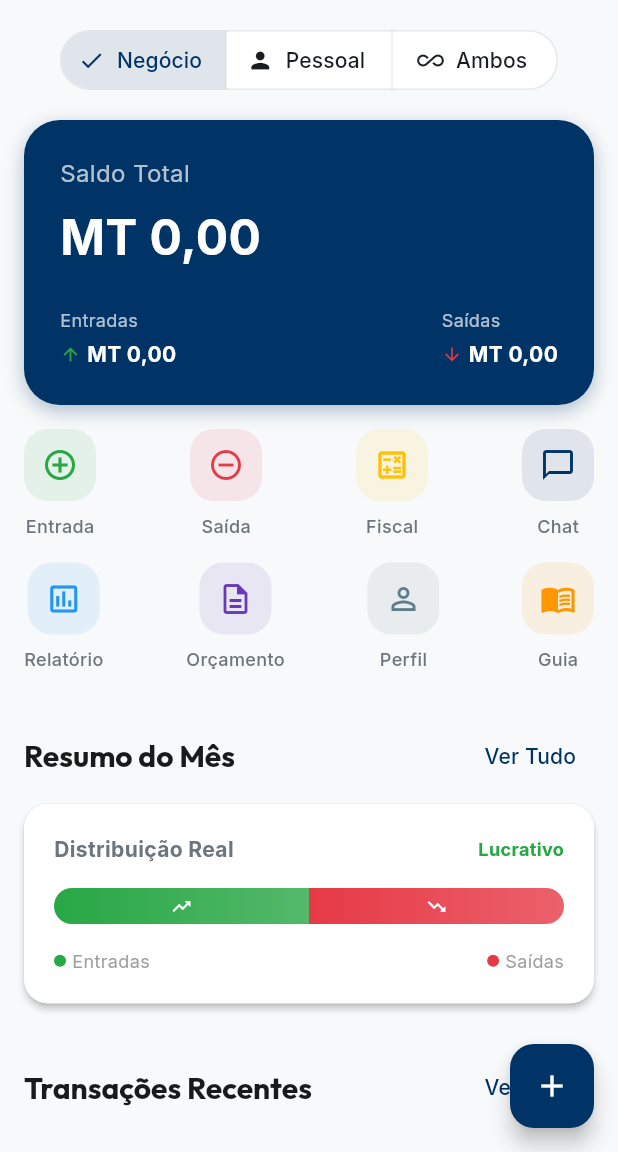
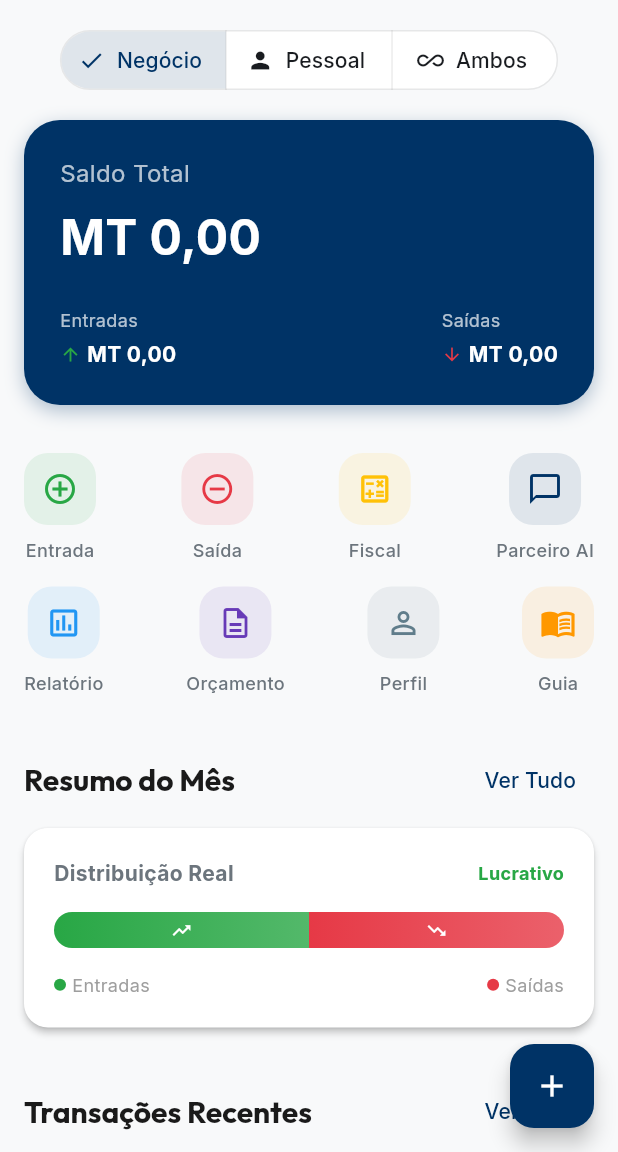
Before and after one commit to iradoweck/conta-facil, a Flutter app: the DashboardScreen screen opened directly, on a phone screen of 412 x 824 dp, the part 84-1236 px from its top. Run offline on Flutter 3.47's test engine with Material 3 defaults, Android fonts, the light colour scheme and no system bars; our stand-ins replace flutter_riverpod, google_fonts, shared_preferences; accounts and stored records are empty.

Commit message:
Acompanhamento de Meta no Dashboard Transformar "FinTech Bot" em "Parceiro AI / Parceiro de Negócios" - Implementei o acompanhamento em tempo real para que tenhas a tua "carteira no bolso" com feedback imediato

```diff
--- a/lib/features/education/domain/models/education_item.dart
+++ b/lib/features/education/domain/models/education_item.dart
@@ -22,27 +22,27 @@ class EducationItem {
 
 final List<EducationItem> mockEducationData = [
   EducationItem(
-    title: 'Desenvolvimento Web',
-    description: 'Como criar sites em Moçambique usando as últimas tecnologias.',
+    title: 'Edmilson: Dev Web Real',
+    description: 'Aprenda a criar sites que vendem em Moçambique, sem complicações técnicas.',
     icon: Icons.code,
     color: Colors.blue,
     category: 'TI',
-    topics: ['HTML & CSS Especial', 'React para Negócios', 'Hospedagem em Moçambique'],
+    topics: ['HTML & CSS para Empreendedores', 'Por que usar React no seu negócio?', 'Hospedagem e Domínios .co.mz'],
   ),
   EducationItem(
-    title: 'Negócios & Gestão',
-    description: 'Estratégias para fazer sua empresa crescer de forma sustentável.',
+    title: 'Mentoria: Gestão de Parceiro',
+    description: 'Como eu organizo os meus negócios e como você pode fazer o mesmo para crescer.',
     icon: Icons.business_center,
     color: Colors.green,
     category: 'Business',
-    topics: ['Primeiro Plano de Negócios', 'Como vender serviços de TI', 'Networking em Maputo'],
+    topics: ['Primeiro Plano de Negócios Prático', 'Vender serviços de TI com confiança', 'Networking: A Chave em Maputo'],
   ),
   EducationItem(
-    title: 'Contabilidade & Fiscalidade',
-    description: 'Mantenha suas contas em dia e entenda os impostos locais.',
+    title: 'Guia Fiscal: Papo Direto',
+    description: 'O que você realmente precisa saber sobre ISPC e IVA para não ter problemas.',
     icon: Icons.account_balance,
     color: Colors.orange,
     category: 'Fiscal',
-    topics: ['Guia de ISPC para Totais', 'IVA: Quando cobrar?', 'Organização de Faturas'],
+    topics: ['ISPC descodificado para você', 'O segredo da organização de faturas', 'IVA: O que todo parceiro deve saber'],
   ),
 ];
--- a/lib/features/financeiro/domain/models/account.dart
+++ b/lib/features/financeiro/domain/models/account.dart
@@ -29,7 +29,7 @@ class Account {
       id: json['id'],
       name: json['name'],
       type: AccountType.values.byName(json['type']),
-      balance: json['balance'],
+      balance: (json['balance'] as num).toDouble(),
     );
   }
 }
--- a/lib/features/financeiro/domain/models/transaction.dart
+++ b/lib/features/financeiro/domain/models/transaction.dart
@@ -40,7 +40,7 @@ class Transaction {
     return Transaction(
       id: json['id'],
       title: json['title'],
-      amount: json['amount'],
+      amount: (json['amount'] as num).toDouble(),
       date: DateTime.parse(json['date']),
       type: TransactionType.values.byName(json['type']),
       category: json['category'],
--- a/lib/features/financeiro/presentation/screens/dashboard_screen.dart
+++ b/lib/features/financeiro/presentation/screens/dashboard_screen.dart
@@ -63,6 +63,8 @@ class DashboardScreen extends ConsumerWidget {
               const SizedBox(height: 16),
               _buildBalanceCard(context, balance, totalIncome, totalExpense, currencyFormat),
               const SizedBox(height: 16),
+              _buildGoalProgressCard(context, ref, totalIncome, currencyFormat),
+              const SizedBox(height: 16),
               _buildActionGrid(context),
               const SizedBox(height: 24),
               _buildSectionHeader(context, 'Resumo do Mês', onVerTudo: () {
@@ -75,7 +77,7 @@ class DashboardScreen extends ConsumerWidget {
               }),
               _buildRecentTransactions(context, transactionsAsync, currencyFormat, ref),
               const SizedBox(height: 24),
-              _buildSectionHeader(context, 'Dicas & Aprendizado'),
+              _buildSectionHeader(context, 'Sabedoria do Edmilson & IA'),
               _buildEducationPreview(context),
               const SizedBox(height: 40),
             ],
@@ -219,7 +221,7 @@ class DashboardScreen extends ConsumerWidget {
               _buildActionButton(context, Icons.calculate_outlined, 'Fiscal', AppColors.warning, () {
                 Navigator.of(context).push(MaterialPageRoute(builder: (_) => const TaxSimulatorScreen()));
               }),
-              _buildActionButton(context, Icons.chat_bubble_outline, 'Chat', AppColors.primary, () {
+              _buildActionButton(context, Icons.chat_bubble_outline, 'Parceiro AI', AppColors.primary, () {
                 Navigator.of(context).push(MaterialPageRoute(builder: (_) => const ChatScreen()));
               }),
             ],
@@ -363,7 +365,11 @@ class DashboardScreen extends ConsumerWidget {
                 children: [
                   Icon(Icons.receipt_long_outlined, size: 48, color: Colors.grey),
                   SizedBox(height: 16),
-                  Text('Nenhuma transação encontrada.', style: TextStyle(color: Colors.grey)),
+                  Text(
+                    'Ainda não começamos? Vamos registar o primeiro\nganho ou gasto juntos!',
+                    textAlign: TextAlign.center,
+                    style: TextStyle(color: Colors.grey),
+                  ),
                 ],
               ),
             ),
@@ -468,6 +474,83 @@ class DashboardScreen extends ConsumerWidget {
     );
   }
 
+  Widget _buildGoalProgressCard(BuildContext context, WidgetRef ref, double income, NumberFormat fmt) {
+    final settings = ref.watch(userSettingsProvider);
+    final target = settings.minMonthlyBalance;
+
+    if (target <= 0) return const SizedBox.shrink();
+
+    final progress = (income / target).clamp(0.0, 1.0);
+    final percentage = (progress * 100).toInt();
+
+    String message = "Vamos começar a faturar?";
+    Color progressColor = Colors.grey;
+
+    if (progress >= 1.0) {
+      message = "Meta Batida! 🏆 Orgulho!";
+      progressColor = AppColors.success;
+    } else if (progress >= 0.7) {
+      message = "Quase lá! Falta pouco! 🚀";
+      progressColor = Colors.orange;
+    } else if (progress >= 0.3) {
+      message = "Bom ritmo! Força parceiro!";
+      progressColor = AppColors.primary;
+    } else if (progress > 0) {
+      message = "Primeiros passos rumo à meta!";
+      progressColor = Colors.blue;
+    }
+
+    return Container(
+      margin: const EdgeInsets.symmetric(horizontal: 16),
+      padding: const EdgeInsets.all(16),
+      decoration: BoxDecoration(
+        color: Colors.white,
+        borderRadius: BorderRadius.circular(20),
+        border: Border.all(color: Colors.grey.withOpacity(0.1)),
+        boxShadow: [
+          BoxShadow(color: Colors.black.withOpacity(0.02), blurRadius: 10, offset: const Offset(0, 4)),
+        ],
+      ),
+      child: Column(
+        crossAxisAlignment: CrossAxisAlignment.start,
+        children: [
+          Row(
+            mainAxisAlignment: MainAxisAlignment.spaceBetween,
+            children: [
+              Text(
+                'Meta Mensal: ${fmt.format(target)}',
+                style: const TextStyle(fontWeight: FontWeight.bold, fontSize: 13),
+              ),
+              Text(
+                '$percentage%',
+                style: TextStyle(
+                  fontWeight: FontWeight.bold,
+                  color: progressColor,
+                  fontSize: 13,
+                ),
+              ),
+            ],
+          ),
+          const SizedBox(height: 12),
+          ClipRRect(
+            borderRadius: BorderRadius.circular(8),
+            child: LinearProgressIndicator(
+              value: progress,
+              minHeight: 8,
+              backgroundColor: Colors.grey.withOpacity(0.1),
+              valueColor: AlwaysStoppedAnimation<Color>(progressColor),
+            ),
+          ),
+          const SizedBox(height: 8),
+          Text(
+            message,
+            style: TextStyle(fontSize: 11, color: Colors.grey[600], fontStyle: FontStyle.italic),
+          ),
+        ],
+      ),
+    );
+  }
+
   void _showDeleteConfirm(BuildContext context, WidgetRef ref, String id) {
     showDialog(
       context: context,
--- a/lib/features/reports/presentation/screens/financial_reports_screen.dart
+++ b/lib/features/reports/presentation/screens/financial_reports_screen.dart
@@ -94,9 +94,11 @@ class _FinancialReportsScreenState extends ConsumerState<FinancialReportsScreen>
           Expanded(
             child: transactionsAsync.when(
               data: (transactions) {
+                final reportStart = DateTime(_startDate.year, _startDate.month, _startDate.day);
+                final reportEnd = DateTime(_endDate.year, _endDate.month, _endDate.day, 23, 59, 59);
+
                 final filtered = transactions.where((t) {
-                  final inRange = t.date.isAfter(_startDate.subtract(const Duration(seconds: 1))) &&
-                                 t.date.isBefore(_endDate.add(const Duration(days: 1)));
+                  final inRange = !t.date.isBefore(reportStart) && !t.date.isAfter(reportEnd);
                   final inContext = _isBusiness == null || t.isBusiness == _isBusiness;
                   return inRange && inContext;
                 }).toList();
```
Also changed, not shown: lib/features/chat/presentation/screens/chat_screen.dart (+15 -13 lines), lib/features/financeiro/data/repositories/transaction_repository.dart (+6 -1 lines), lib/features/financeiro/providers/transaction_provider.dart (+19 -0 lines), lib/features/fiscal/presentation/screens/tax_simulator_screen.dart (+8 -8 lines), lib/features/profile/presentation/screens/budget_simulator_screen.dart (+14 -8 lines), lib/features/reports/presentation/screens/analytics_screen.dart (+11 -6 lines), lib/features/settings/presentation/screens/settings_screen.dart (+24 -7 lines).
